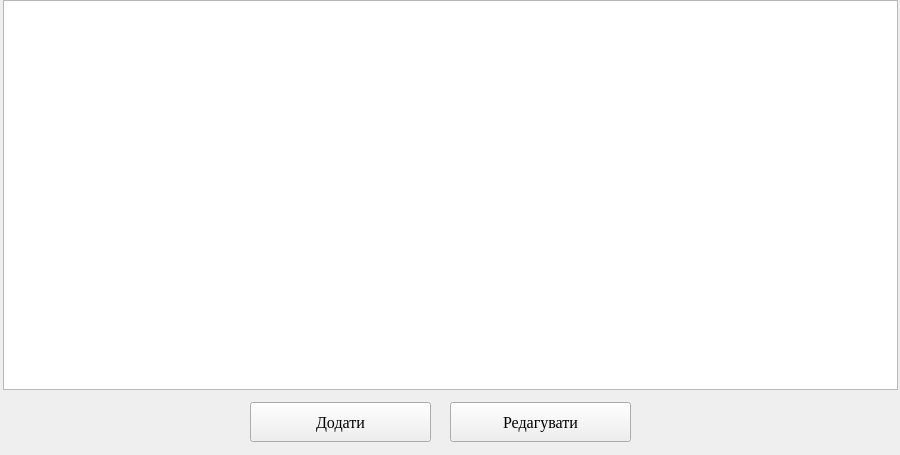
Before: the Qt Designer form customers.ui in andrboyko/zbyt, drawn with Qt 5.
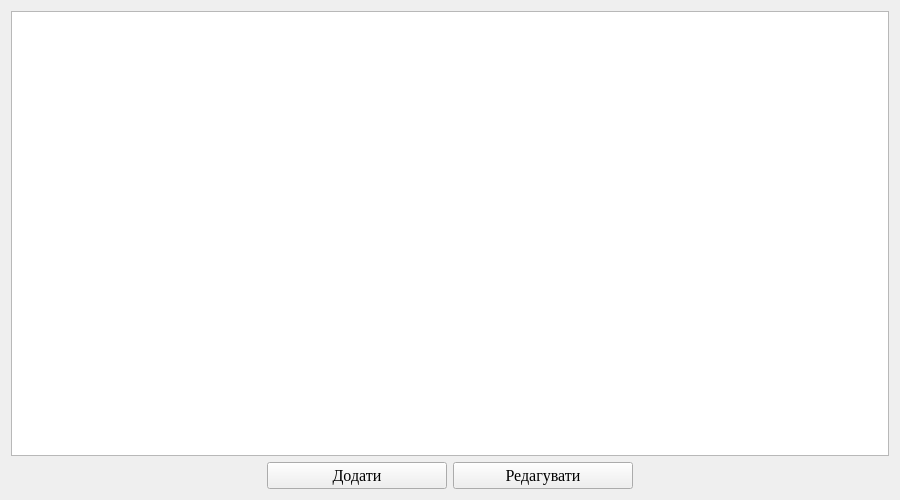
After: the same form once the commit is applied. Icons and pictures are not drawn.

Diff of the .ui file:
```diff
--- a/customers.ui
+++ b/customers.ui
@@ -10,19 +10,19 @@
     <x>0</x>
     <y>0</y>
     <width>900</width>
-    <height>455</height>
+    <height>500</height>
    </rect>
   </property>
   <property name="minimumSize">
    <size>
     <width>900</width>
-    <height>455</height>
+    <height>500</height>
    </size>
   </property>
   <property name="maximumSize">
    <size>
     <width>900</width>
-    <height>455</height>
+    <height>500</height>
    </size>
   </property>
   <property name="font">
@@ -38,14 +38,54 @@
    <iconset resource="ico.qrc">
     <normaloff>:/ico/contacts.ico</normaloff>:/ico/contacts.ico</iconset>
   </property>
+  <layout class="QVBoxLayout" name="verticalLayout">
+   <item>
+    <widget class="QTableView" name="tableView">
+     <property name="minimumSize">
+      <size>
+       <width>500</width>
+       <height>390</height>
+      </size>
+     </property>
+     <property name="maximumSize">
+      <size>
+       <width>16777215</width>
+       <height>16777215</height>
+      </size>
+     </property>
+     <property name="selectionBehavior">
+      <enum>QAbstractItemView::SelectRows</enum>
+     </property>
+    </widget>
+   </item>
+   <item>
+    <layout class="QHBoxLayout" name="horizontalLayout">
+     <item>
+      <spacer name="horizontalSpacer">
+       <property name="orientation">
+        <enum>Qt::Horizontal</enum>
+       </property>
+       <property name="sizeHint" stdset="0">
+        <size>
+         <width>40</width>
+         <height>20</height>
+        </size>
+       </property>
+      </spacer>
+     </item>
+     <item>
   <widget class="QPushButton" name="pushButton">
-   <property name="geometry">
-    <rect>
-     <x>250</x>
-     <y>402</y>
-     <width>181</width>
-     <height>40</height>
-    </rect>
+       <property name="minimumSize">
+        <size>
+         <width>180</width>
+         <height>0</height>
+        </size>
+       </property>
+       <property name="maximumSize">
+        <size>
+         <width>16777215</width>
+         <height>16777215</height>
+        </size>
    </property>
    <property name="text">
     <string>Додати</string>
@@ -61,14 +101,20 @@
     </size>
    </property>
   </widget>
+     </item>
+     <item>
   <widget class="QPushButton" name="pushButton_2">
-   <property name="geometry">
-    <rect>
-     <x>450</x>
-     <y>402</y>
-     <width>181</width>
-     <height>40</height>
-    </rect>
+       <property name="minimumSize">
+        <size>
+         <width>180</width>
+         <height>0</height>
+        </size>
+       </property>
+       <property name="maximumSize">
+        <size>
+         <width>180</width>
+         <height>16777215</height>
+        </size>
    </property>
    <property name="text">
     <string>Редагувати</string>
@@ -84,31 +130,23 @@
     </size>
    </property>
   </widget>
-  <widget class="QTableView" name="tableView">
-   <property name="geometry">
-    <rect>
-     <x>3</x>
-     <y>0</y>
-     <width>895</width>
-     <height>390</height>
-    </rect>
-   </property>
-   <property name="minimumSize">
+     </item>
+     <item>
+      <spacer name="horizontalSpacer_2">
+       <property name="orientation">
+        <enum>Qt::Horizontal</enum>
+       </property>
+       <property name="sizeHint" stdset="0">
     <size>
-     <width>895</width>
-     <height>390</height>
-    </size>
-   </property>
-   <property name="maximumSize">
-    <size>
-     <width>895</width>
-     <height>390</height>
-    </size>
-   </property>
-   <property name="selectionBehavior">
-    <enum>QAbstractItemView::SelectRows</enum>
-   </property>
-  </widget>
+         <width>40</width>
+         <height>20</height>
+        </size>
+       </property>
+      </spacer>
+     </item>
+    </layout>
+   </item>
+  </layout>
  </widget>
  <resources>
   <include location="ico.qrc"/>
```
Lines whose indentation alone changed are shown as unchanged.
